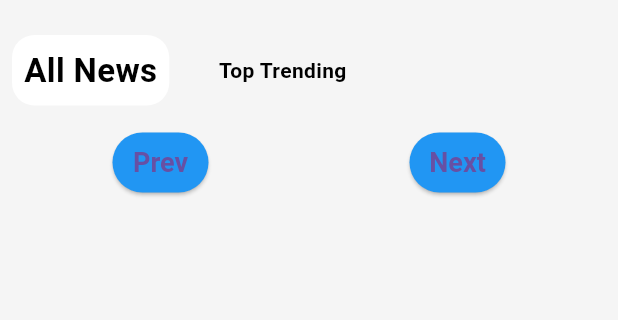
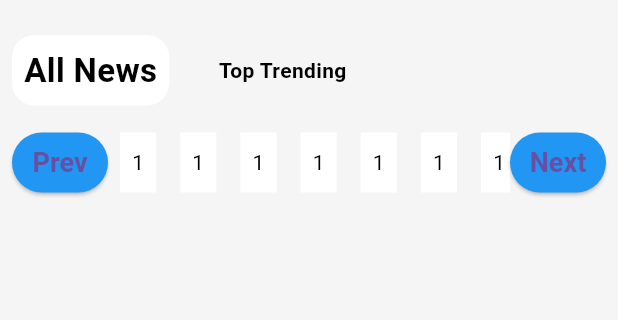
Before and after one commit to ShauryaB24/News_Application, a Flutter app: the screen it shows after launch, on a phone screen of 412 x 824 dp, the part 61-381 px from its top. Run offline on Flutter 3.47's test engine with Material 3 defaults, Android fonts, the phone set to English and light mode, and no system bars; our stand-ins replace flutter_iconly, google_fonts, shared_preferences; missing offline and left inert: shared_preferences_web.

Commit message:
pagination numbers

```diff
--- a/lib/screens/home_screen.dart
+++ b/lib/screens/home_screen.dart
@@ -84,6 +84,26 @@ class _HomeScreenState extends State<HomeScreen> {
                 mainAxisAlignment: MainAxisAlignment.spaceAround,
                 children: [
                   paginationButtons(function: (){}, text: "Prev"),
+                  Flexible(
+                    flex: 2,
+                    child: ListView.builder(
+                      scrollDirection: Axis.horizontal,
+                      itemBuilder: ((context, index){
+                        return Padding(
+                          padding: const EdgeInsets.all(8.0),
+                          child: InkWell(
+                            onTap: (){},
+                            child: Container(
+                              color: Theme.of(context).cardColor,
+                              child: const Center(child: Padding(
+                                padding: const EdgeInsets.all(8.0),
+                                child: Text('1'),
+                              )),
+                            ),
+                          ),
+                        );
+                      })),
+                  ),
                   paginationButtons(function: (){}, text: "Next"),
                 ],
               ),
```
